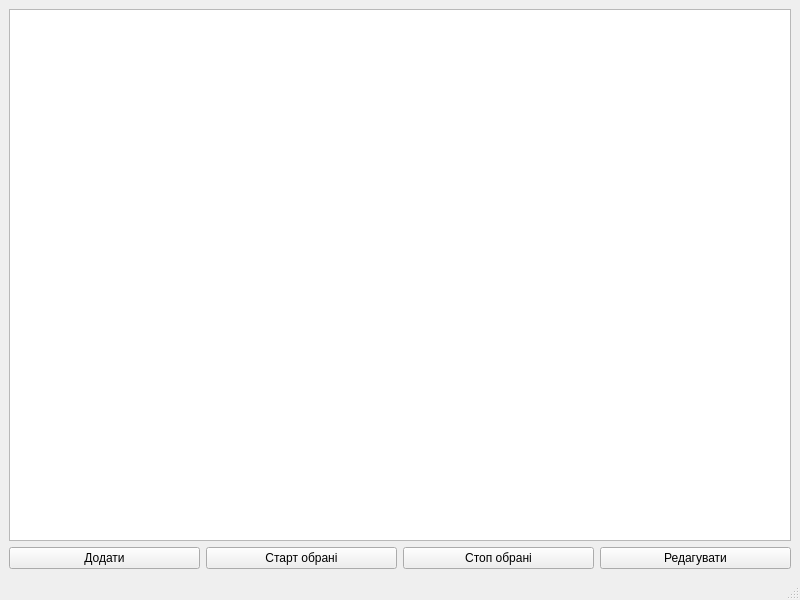
Before: the Qt Designer form mainwindow.ui in thegithobbit/SmartTimerApp, drawn with Qt 5.
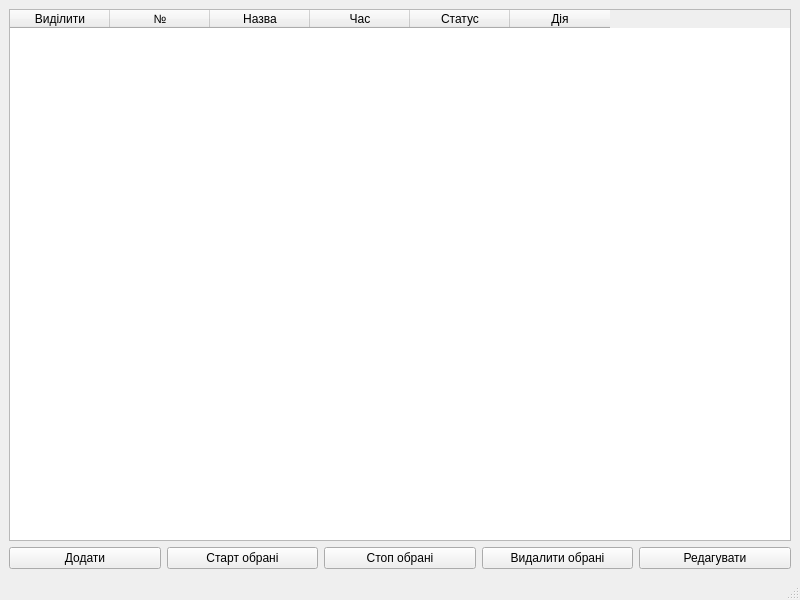
After: the same form once the commit is applied.

Commit message: Fix errors in layout in mainwindow

Diff of the .ui file:
```diff
--- a/mainwindow.ui
+++ b/mainwindow.ui
@@ -16,7 +16,26 @@
   <widget class="QWidget" name="centralwidget">
    <layout class="QVBoxLayout" name="verticalLayout">
     <item>
-     <widget class="QTableWidget" name="timersTable"/>
+     <widget class="QTableWidget" name="timersTable">
+      <column>
+       <property name="text"><string>Виділити</string></property>
+      </column>
+      <column>
+       <property name="text"><string>№</string></property>
+      </column>
+      <column>
+       <property name="text"><string>Назва</string></property>
+      </column>
+      <column>
+       <property name="text"><string>Час</string></property>
+      </column>
+      <column>
+       <property name="text"><string>Статус</string></property>
+      </column>
+      <column>
+       <property name="text"><string>Дія</string></property>
+      </column>
+     </widget>
     </item>
     <item>
      <layout class="QHBoxLayout" name="horizontalLayout">
@@ -36,9 +55,12 @@
       </item>
       <item>
        <widget class="QPushButton" name="stopSelectedButton">
-        <property name="text">
-         <string>Стоп обрані</string>
-        </property>
+        <property name="text"><string>Стоп обрані</string></property>
+       </widget>
+      </item>
+      <item>
+       <widget class="QPushButton" name="deleteSelectedButton">
+        <property name="text"><string>Видалити обрані</string></property>
        </widget>
       </item>
       <item>
```
Left out of the diff: 14 changed lines with no effect on the pictures. The commit also changes 2 other files.
